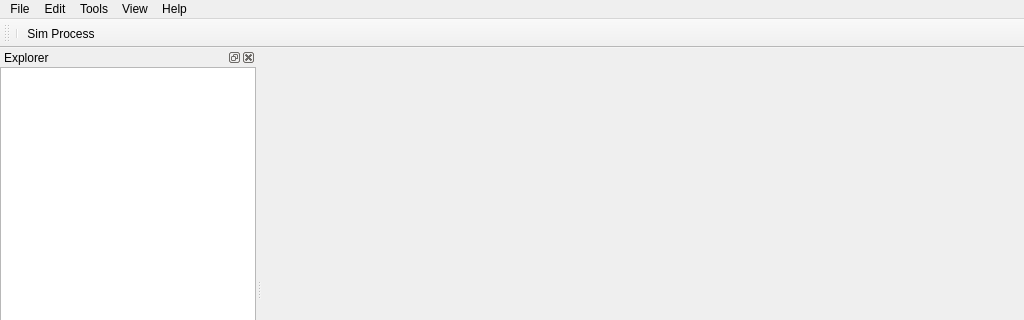
Before: the Qt Designer form src/mainwindow.ui in GAMS-dev/studio, drawn with Qt 5; both pictures show x 0 to 1024 and y 0 to 320 of the 1024 by 768 pixel window.
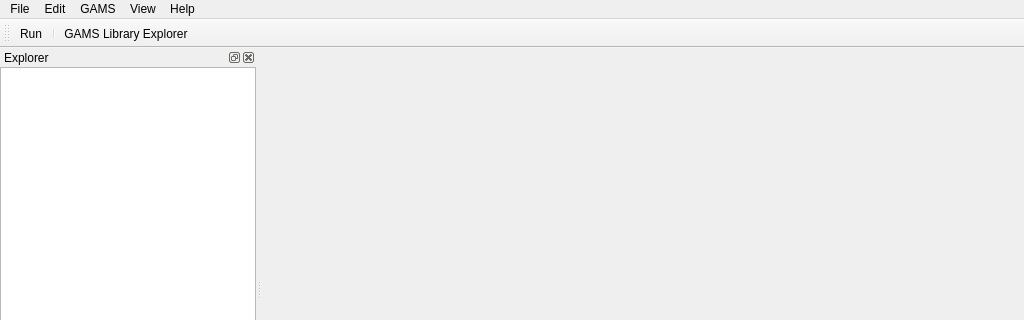
After: the same form once the commit is applied. Icons and pictures are not drawn.

What changed in the file:
```diff
--- a/src/mainwindow.ui
+++ b/src/mainwindow.ui
@@ -126,14 +126,6 @@
     </widget>
     <addaction name="menuText_Operations"/>
     <addaction name="menuEncoding"/>
-    <addaction name="separator"/>
-    <addaction name="actionNew_Tab"/>
-   </widget>
-   <widget class="QMenu" name="menuTools">
-    <property name="title">
-     <string>Tools</string>
-    </property>
-    <addaction name="actionSim_Process"/>
    </widget>
    <widget class="QMenu" name="menuView">
     <property name="title">
@@ -154,9 +146,17 @@
     <addaction name="actionAbout"/>
     <addaction name="actionAbout_Qt"/>
    </widget>
+   <widget class="QMenu" name="menu_GAMs">
+    <property name="title">
+     <string>GAMS</string>
+    </property>
+    <addaction name="actionRun"/>
+    <addaction name="separator"/>
+    <addaction name="actionGAMS_Library"/>
+   </widget>
    <addaction name="menuFile"/>
    <addaction name="menuEdit"/>
-   <addaction name="menuTools"/>
+   <addaction name="menu_GAMs"/>
    <addaction name="menuView"/>
    <addaction name="menuHelp"/>
   </widget>
@@ -179,8 +179,9 @@
    <attribute name="toolBarBreak">
     <bool>false</bool>
    </attribute>
+   <addaction name="actionRun"/>
    <addaction name="separator"/>
-   <addaction name="actionSim_Process"/>
+   <addaction name="actionGAMS_Library"/>
   </widget>
   <widget class="QStatusBar" name="statusBar">
    <property name="mouseTracking">
@@ -343,19 +344,7 @@
     <bool>true</bool>
    </property>
    <property name="text">
-    <string>Project Explorer</string>
-   </property>
-  </action>
-  <action name="actionSim_Process">
-   <property name="icon">
-    <iconset resource="icons/icons.qrc">
-     <normaloff>:/img/gams-w</normaloff>:/img/gams-w</iconset>
-   </property>
-   <property name="text">
-    <string>Sim Process</string>
-   </property>
-   <property name="toolTip">
-    <string>Simulate Process</string>
+    <string>Explorer</string>
    </property>
   </action>
   <action name="actionNew">
@@ -447,6 +436,18 @@
     <string>GAMS Library Explorer</string>
    </property>
   </action>
+  <action name="actionRun">
+   <property name="icon">
+    <iconset resource="icons/icons.qrc">
+     <normaloff>:/img/play</normaloff>:/img/play</iconset>
+   </property>
+   <property name="text">
+    <string>Run</string>
+   </property>
+   <property name="shortcut">
+    <string>F9</string>
+   </property>
+  </action>
  </widget>
  <layoutdefault spacing="6" margin="11"/>
  <resources>
```
Left out of the diff: 71 changed lines with no effect on the pictures.
